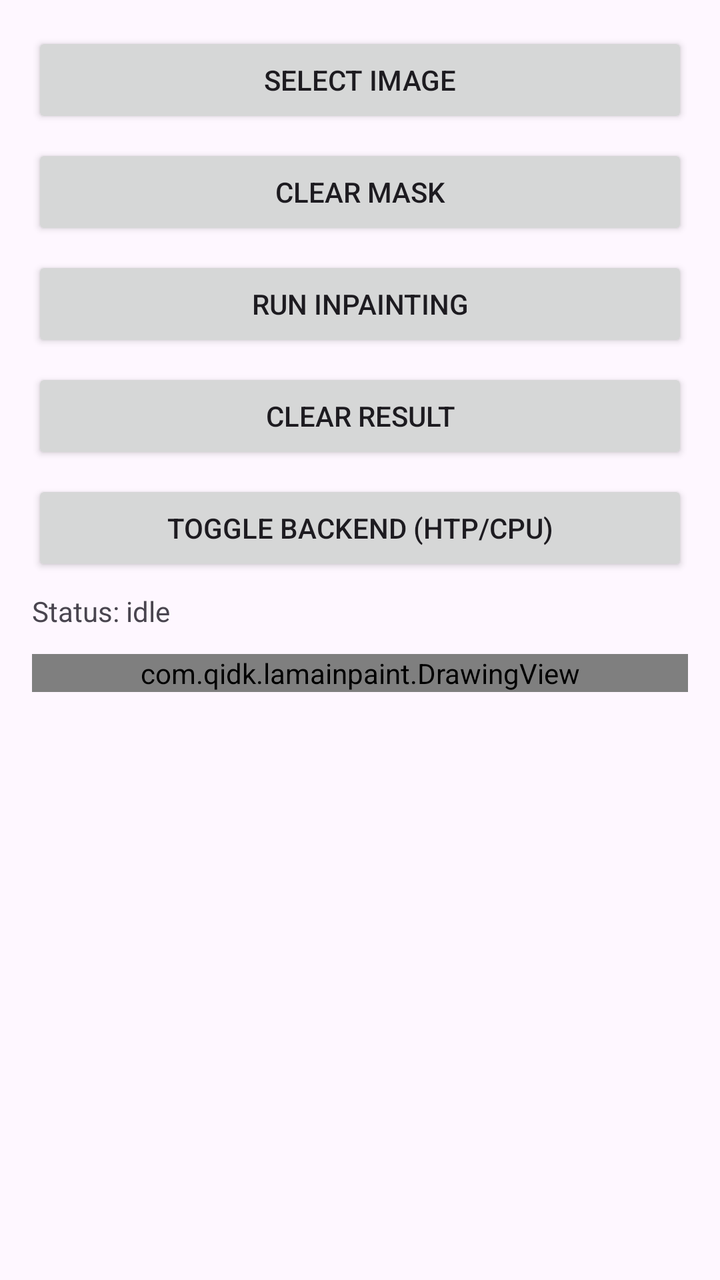
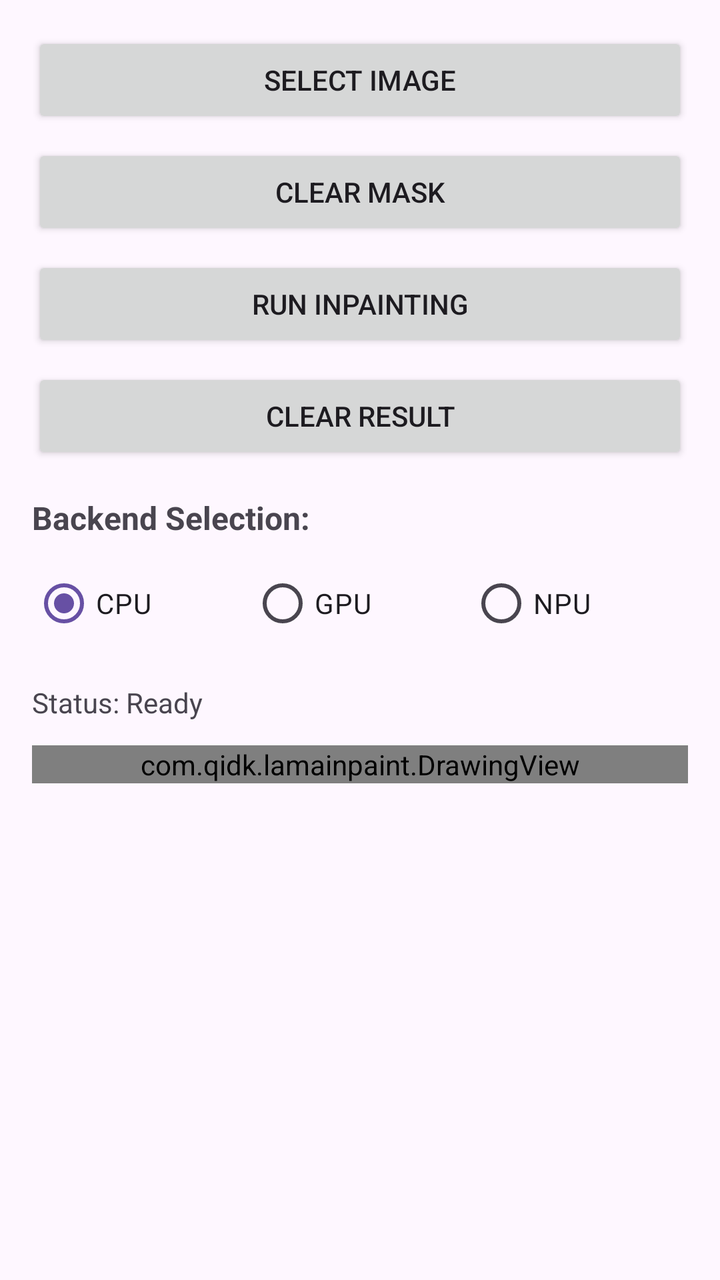

Compare the two renders of this Android layout. The source of the first and the diff that turns it into the second are given below.
<!-- AndroidManifest.xml: application theme Theme.LamaInpaint -->
<!-- res/layout/activity_main.xml -->
<?xml version="1.0" encoding="utf-8"?>
<ScrollView xmlns:android="http://schemas.android.com/apk/res/android"
    android:fillViewport="true"
    android:layout_width="match_parent"
    android:layout_height="match_parent">

    <LinearLayout
        android:orientation="vertical"
        android:padding="16dp"
        android:layout_width="match_parent"
        android:layout_height="wrap_content">

        <Button
            android:id="@+id/selectImageBtn"
            android:text="Select Image"
            android:layout_width="match_parent"
            android:layout_height="wrap_content"/>

        <Button
            android:id="@+id/clearMaskBtn"
            android:text="Clear Mask"
            android:layout_width="match_parent"
            android:layout_height="wrap_content"
            android:layout_marginTop="8dp"/>

        <Button
            android:id="@+id/runBtn"
            android:text="Run Inpainting"
            android:layout_width="match_parent"
            android:layout_height="wrap_content"
            android:layout_marginTop="8dp"/>

        <Button
            android:id="@+id/clearResultBtn"
            android:text="Clear Result"
            android:layout_width="match_parent"
            android:layout_height="wrap_content"
            android:layout_marginTop="8dp"/>

        <Button
            android:id="@+id/toggleBackendBtn"
            android:text="Toggle Backend (HTP/CPU)"
            android:layout_width="match_parent"
            android:layout_height="wrap_content"
            android:layout_marginTop="8dp"/>

        <TextView
            android:id="@+id/status"
            android:layout_marginTop="8dp"
            android:text="Status: idle"
            android:layout_width="match_parent"
            android:layout_height="wrap_content" />

        <com.qidk.lamainpaint.DrawingView
            android:id="@+id/drawingView"
            android:layout_marginTop="12dp"
            android:layout_width="match_parent"
            android:layout_height="wrap_content"
            android:background="#CCCCCC" />

        <ImageView
            android:id="@+id/outputView"
            android:layout_marginTop="12dp"
            android:adjustViewBounds="true"
            android:layout_width="match_parent"
            android:layout_height="wrap_content" />
    </LinearLayout>
</ScrollView>
<!-- resources referenced by this layout -->
<resources>
  <style name="Theme.LamaInpaint" parent="Base.Theme.LamaInpaint" />
  <style name="Base.Theme.LamaInpaint" parent="Theme.Material3.DayNight.NoActionBar">
          
          
      </style>
</resources>

<!-- the commit's change to res/layout/activity_main.xml (unified diff, before → after) -->
@@ -37,17 +37,48 @@
             android:layout_height="wrap_content"
             android:layout_marginTop="8dp"/>
 
-        <Button
-            android:id="@+id/toggleBackendBtn"
-            android:text="Toggle Backend (HTP/CPU)"
+        <TextView
+            android:layout_marginTop="16dp"
+            android:text="Backend Selection:"
+            android:textStyle="bold"
+            android:textSize="16sp"
+            android:layout_width="match_parent"
+            android:layout_height="wrap_content" />
+
+        <RadioGroup
+            android:id="@+id/backendRadioGroup"
             android:layout_width="match_parent"
             android:layout_height="wrap_content"
-            android:layout_marginTop="8dp"/>
+            android:orientation="horizontal"
+            android:layout_marginTop="8dp">
+
+            <RadioButton
+                android:id="@+id/radioCpu"
+                android:text="CPU"
+                android:layout_width="0dp"
+                android:layout_height="wrap_content"
+                android:layout_weight="1"
+                android:checked="true"/>
+
+            <RadioButton
+                android:id="@+id/radioGpu"
+                android:text="GPU"
+                android:layout_width="0dp"
+                android:layout_height="wrap_content"
+                android:layout_weight="1"/>
+
+            <RadioButton
+                android:id="@+id/radioNpu"
+                android:text="NPU"
+                android:layout_width="0dp"
+                android:layout_height="wrap_content"
+                android:layout_weight="1"/>
+        </RadioGroup>
 
         <TextView
             android:id="@+id/status"
-            android:layout_marginTop="8dp"
-            android:text="Status: idle"
+            android:layout_marginTop="16dp"
+            android:text="Status: Ready"
             android:layout_width="match_parent"
             android:layout_height="wrap_content" />
 
